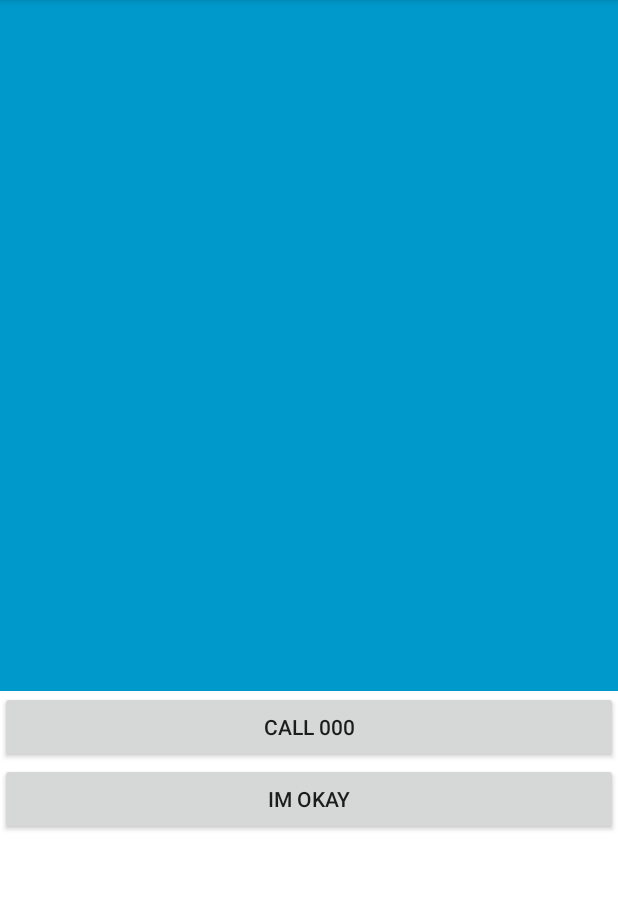
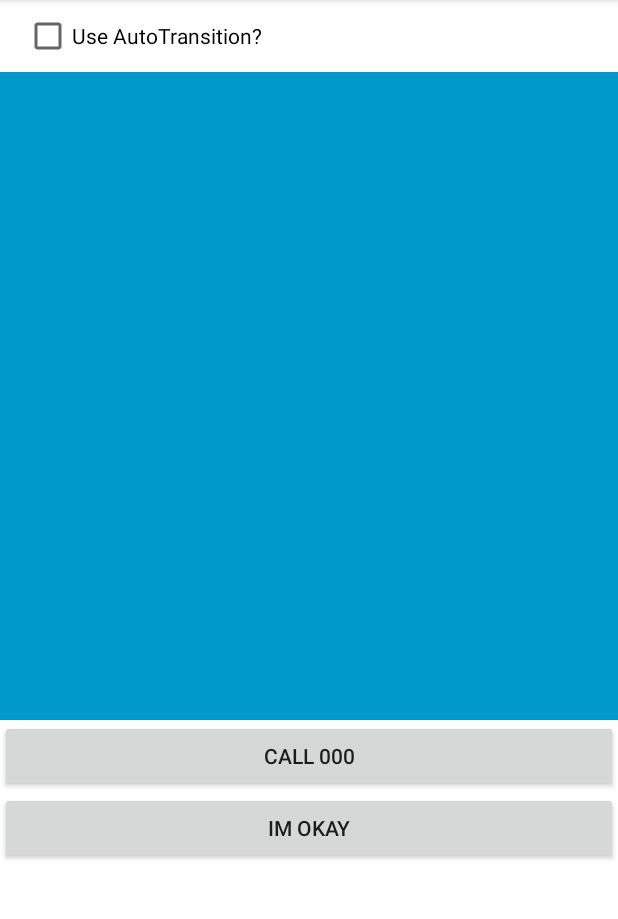
Before and after one commit to amilcar-andrade/sandbox, an Android app: the fragment ShrinkConstraintLayoutFragment placed in its activity, after a tap on "HELP", on a phone screen of 412 x 824 dp, the part 84-1003 px from its top. Run offline under Robolectric (Android 15) with nearby library versions, the phone set to English and light mode, and no system bars.

Commit message:
Adds custom transition to the ShrinkConstraintLayoutFragment implementation

```diff
--- a/app/src/main/java/a2/sandbox/ShrinkConstraintLayoutFragment.java
+++ b/app/src/main/java/a2/sandbox/ShrinkConstraintLayoutFragment.java
@@ -6,34 +6,47 @@ import android.support.annotation.Nullable;
 import android.support.constraint.ConstraintLayout;
 import android.support.constraint.ConstraintSet;
 import android.support.v4.app.Fragment;
+import android.support.v4.view.animation.FastOutLinearInInterpolator;
+import android.support.v4.view.animation.FastOutSlowInInterpolator;
+import android.transition.ChangeBounds;
+import android.transition.Fade;
+import android.transition.Transition;
 import android.transition.TransitionManager;
+import android.transition.TransitionSet;
 import android.view.LayoutInflater;
 import android.view.View;
 import android.view.ViewGroup;
+import android.widget.CheckBox;
+import android.widget.CompoundButton;
 
-public class ShrinkConstraintLayoutFragment extends Fragment implements View.OnClickListener {
+public class ShrinkConstraintLayoutFragment extends Fragment implements View.OnClickListener, CompoundButton.OnCheckedChangeListener {
 
     public static final String TAG = "ShrinkConstraintLayoutFragment";
 
-    private ConstraintLayout root;
+    private ConstraintLayout constraintLayout;
 
     private ConstraintSet idleSet = new ConstraintSet();
 
     private ConstraintSet triggeredSet = new ConstraintSet();
 
+    private boolean useAutoTransition;
+
     @Nullable
     @Override
     public View onCreateView(@NonNull LayoutInflater inflater, @Nullable ViewGroup container, @Nullable Bundle savedInstanceState) {
-        root = (ConstraintLayout) inflater.inflate(R.layout.fragment_shrinkg_constraint_layout, container, false);
-        View helpButton = root.findViewById(R.id.help_button);
-        View okButton = root.findViewById(R.id.ok_button);
+        View root = inflater.inflate(R.layout.fragment_shrinkg_constraint_layout, container, false);
+        CheckBox checkBox = root.findViewById(R.id.checkbox);
+        checkBox.setOnCheckedChangeListener(this);
+        constraintLayout = root.findViewById(R.id.constraint_layout);
+        View helpButton = constraintLayout.findViewById(R.id.help_button);
+        View okButton = constraintLayout.findViewById(R.id.ok_button);
         helpButton.setOnClickListener(this);
         okButton.setOnClickListener(this);
 
         // Persist the previous constraints so we can switch between both states
-        idleSet.clone(root);
+        idleSet.clone(constraintLayout);
 
-        triggeredSet.clone(root);
+        triggeredSet.clone(constraintLayout);
         triggeredSet.setVisibility(R.id.title, View.GONE);
         triggeredSet.setVisibility(R.id.instructions, View.GONE);
         triggeredSet.setVisibility(R.id.help_button, View.GONE);
@@ -48,13 +61,46 @@ public class ShrinkConstraintLayoutFragment extends Fragment implements View.OnC
 
     @Override
     public void onClick(View v) {
-        TransitionManager.beginDelayedTransition(root);
         switch (v.getId()) {
             case R.id.help_button:
-                triggeredSet.applyTo(root);
+                beginDelayedTransition(false);
+                triggeredSet.applyTo(constraintLayout);
                 break;
             case R.id.ok_button:
-                idleSet.applyTo(root);
+                beginDelayedTransition(true);
+                idleSet.applyTo(constraintLayout);
         }
     }
+
+    private void beginDelayedTransition(boolean playReverse) {
+        if (useAutoTransition) {
+            TransitionManager.beginDelayedTransition(constraintLayout);
+            return;
+        }
+        TransitionManager.beginDelayedTransition(constraintLayout, createTransition(playReverse));
+    }
+
+    // LATER: Create the transition only once
+    private Transition createTransition(boolean playReverse) {
+       return new TransitionSet()
+                .addTransition(new Fade()
+                        .addTarget(R.id.title)
+                        .addTarget(R.id.instructions)
+                        .setDuration(playReverse ? 400 : 100))
+                .addTransition(new Fade()
+                        .addTarget(R.id.help_button)
+                        .addTarget(R.id.ok_button)
+                        .setDuration(playReverse ? 100 : 400))
+                .addTransition(new ChangeBounds()
+                        .setDuration(playReverse ? 100 : 400)
+                        .setInterpolator(
+                                playReverse ?
+                                new FastOutLinearInInterpolator() :
+                                new FastOutSlowInInterpolator()));
+    }
+
+    @Override
+    public void onCheckedChanged(CompoundButton buttonView, boolean isChecked) {
+        useAutoTransition = isChecked;
+    }
 }
--- a/app/src/main/res/layout/fragment_shrinkg_constraint_layout.xml
+++ b/app/src/main/res/layout/fragment_shrinkg_constraint_layout.xml
@@ -1,9 +1,25 @@
 <?xml version="1.0" encoding="utf-8"?>
-<android.support.constraint.ConstraintLayout
+<LinearLayout
     xmlns:android="http://schemas.android.com/apk/res/android"
     xmlns:app="http://schemas.android.com/apk/res-auto"
     android:layout_width="match_parent"
-    android:layout_height="match_parent">
+    android:layout_height="match_parent"
+    android:orientation="vertical"
+    android:background="@android:color/white">
+
+    <CheckBox
+        android:id="@+id/checkbox"
+        android:layout_width="match_parent"
+        android:layout_height="?android:attr/listPreferredItemHeightSmall"
+        android:layout_marginLeft="@dimen/default_padding"
+        android:layout_marginRight="@dimen/default_padding"
+        android:text="@string/auto_transition"/>
+
+    <android.support.constraint.ConstraintLayout
+        android:id="@+id/constraint_layout"
+        android:layout_width="match_parent"
+        android:layout_height="0dp"
+        android:layout_weight="1">
 
         <View
             android:id="@+id/blue_background"
@@ -83,3 +99,4 @@
             android:text="@string/im_ok"/>
 
     </android.support.constraint.ConstraintLayout>
+</LinearLayout>
--- a/app/src/main/res/values/strings.xml
+++ b/app/src/main/res/values/strings.xml
@@ -7,6 +7,7 @@
 
     <string name="animate_visibility">Animate Visibility</string>
     <string name="animate_layout_params">Animate LayoutParams</string>
+    <string name="auto_transition">Use AutoTransition?</string>
 
     <string name="alarm">Alarm</string>
     <string name="lorem">Lorem ipsum dolor sit amet, consectetur adipiscing elit, sed do eiusmod tempor incididunt ut labore et dolore magna aliqua. Ut enim ad minim veniam, quis nostrud exercitation ullamco laboris nisi ut aliquip ex ea commodo consequat</string>
```
Lines whose indentation alone changed are shown as unchanged.
